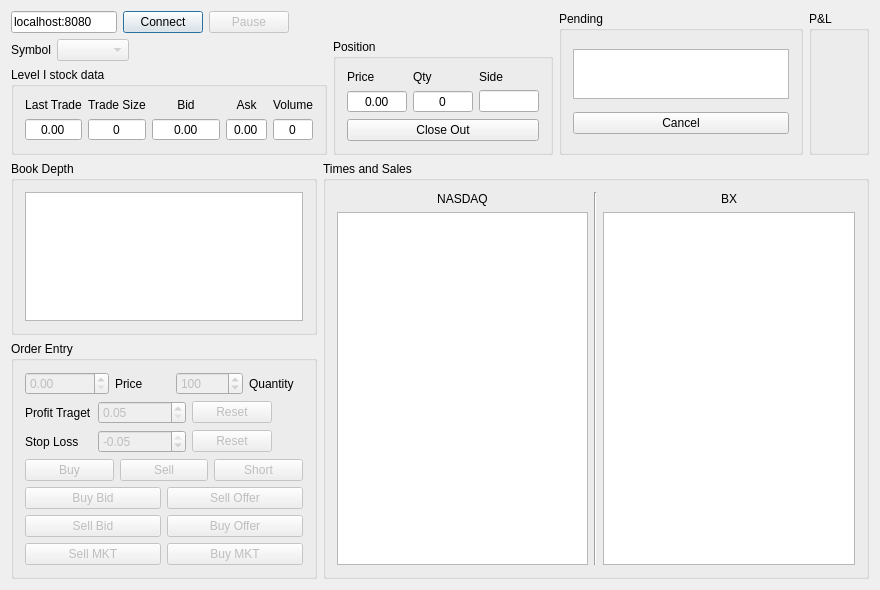
This is sources/Frontend/MainWindow.ui in alimogh/trdk as Qt 5 draws it before an edit. The edited form follows.
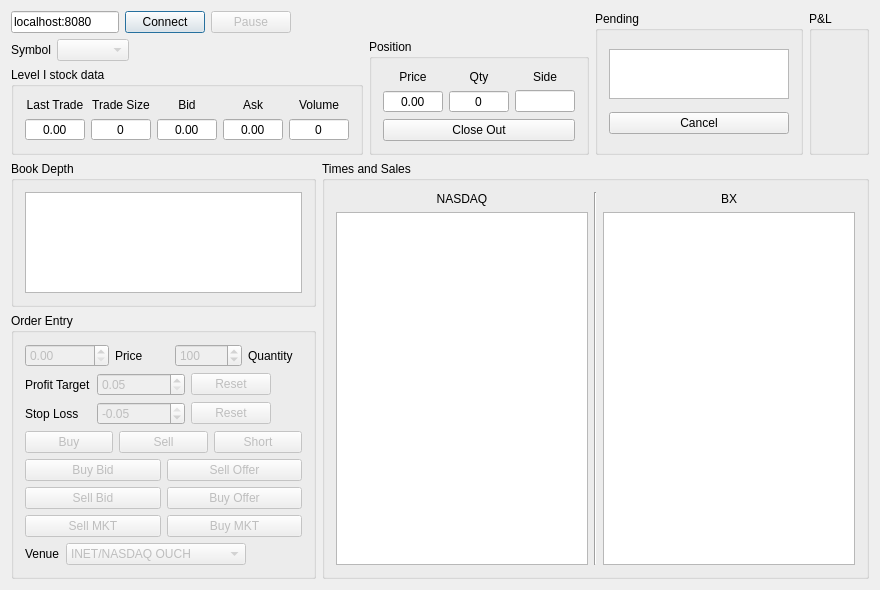
This is the edited form.

Commit message: Venue support in GUI and Gateway.

Diff of the .ui file:
```diff
--- a/sources/Frontend/MainWindow.ui
+++ b/sources/Frontend/MainWindow.ui
@@ -132,6 +132,12 @@
                    <verstretch>0</verstretch>
                   </sizepolicy>
                  </property>
+                 <property name="minimumSize">
+                  <size>
+                   <width>60</width>
+                   <height>0</height>
+                  </size>
+                 </property>
                  <property name="alignment">
                   <set>Qt::AlignCenter</set>
                  </property>
@@ -141,6 +147,12 @@
                  <property name="buttonSymbols">
                   <enum>QAbstractSpinBox::NoButtons</enum>
                  </property>
+                 <property name="maximum">
+                  <double>1000000000.000000000000000</double>
+                 </property>
+                 <property name="singleStep">
+                  <double>0.010000000000000</double>
+                 </property>
                 </widget>
                </item>
               </layout>
@@ -165,6 +177,12 @@
                    <verstretch>0</verstretch>
                   </sizepolicy>
                  </property>
+                 <property name="minimumSize">
+                  <size>
+                   <width>60</width>
+                   <height>0</height>
+                  </size>
+                 </property>
                  <property name="alignment">
                   <set>Qt::AlignCenter</set>
                  </property>
@@ -174,6 +192,9 @@
                  <property name="buttonSymbols">
                   <enum>QAbstractSpinBox::NoButtons</enum>
                  </property>
+                 <property name="maximum">
+                  <number>1000000000</number>
+                 </property>
                 </widget>
                </item>
               </layout>
@@ -198,6 +219,12 @@
                    <verstretch>0</verstretch>
                   </sizepolicy>
                  </property>
+                 <property name="minimumSize">
+                  <size>
+                   <width>60</width>
+                   <height>0</height>
+                  </size>
+                 </property>
                  <property name="alignment">
                   <set>Qt::AlignCenter</set>
                  </property>
@@ -237,6 +264,12 @@
                    <verstretch>0</verstretch>
                   </sizepolicy>
                  </property>
+                 <property name="minimumSize">
+                  <size>
+                   <width>60</width>
+                   <height>0</height>
+                  </size>
+                 </property>
                  <property name="alignment">
                   <set>Qt::AlignCenter</set>
                  </property>
@@ -246,6 +279,12 @@
                  <property name="buttonSymbols">
                   <enum>QAbstractSpinBox::NoButtons</enum>
                  </property>
+                 <property name="maximum">
+                  <double>1000000000.000000000000000</double>
+                 </property>
+                 <property name="singleStep">
+                  <double>0.010000000000000</double>
+                 </property>
                 </widget>
                </item>
               </layout>
@@ -270,6 +309,12 @@
                    <verstretch>0</verstretch>
                   </sizepolicy>
                  </property>
+                 <property name="minimumSize">
+                  <size>
+                   <width>60</width>
+                   <height>0</height>
+                  </size>
+                 </property>
                  <property name="alignment">
                   <set>Qt::AlignCenter</set>
                  </property>
@@ -279,6 +324,9 @@
                  <property name="buttonSymbols">
                   <enum>QAbstractSpinBox::NoButtons</enum>
                  </property>
+                 <property name="maximum">
+                  <number>1000000000</number>
+                 </property>
                 </widget>
                </item>
               </layout>
@@ -377,6 +425,9 @@
                <property name="text">
                 <string>Qty</string>
                </property>
+               <property name="alignment">
+                <set>Qt::AlignCenter</set>
+               </property>
               </widget>
              </item>
              <item row="1" column="0">
@@ -415,6 +466,9 @@
                <property name="text">
                 <string>Side</string>
                </property>
+               <property name="alignment">
+                <set>Qt::AlignCenter</set>
+               </property>
               </widget>
              </item>
              <item row="0" column="0">
@@ -422,6 +476,9 @@
                <property name="text">
                 <string>Price</string>
                </property>
+               <property name="alignment">
+                <set>Qt::AlignCenter</set>
+               </property>
               </widget>
              </item>
             </layout>
@@ -501,7 +558,7 @@
      </layout>
     </item>
     <item>
-     <layout class="QHBoxLayout" name="horizontalLayout_6">
+     <layout class="QHBoxLayout" name="horizontalLayout_10">
       <item>
        <layout class="QVBoxLayout" name="verticalLayout_5">
         <item>
@@ -603,7 +660,7 @@
              <item row="0" column="0">
               <widget class="QLabel" name="label_4">
                <property name="text">
-                <string>Profit Traget</string>
+                <string>Profit Target</string>
                </property>
               </widget>
              </item>
@@ -826,6 +883,118 @@
              </item>
             </layout>
            </item>
+           <item>
+            <layout class="QHBoxLayout" name="horizontalLayout_6">
+             <item>
+              <widget class="QLabel" name="label_9">
+               <property name="text">
+                <string>Venue</string>
+               </property>
+              </widget>
+             </item>
+             <item>
+              <widget class="QComboBox" name="venue">
+               <property name="enabled">
+                <bool>false</bool>
+               </property>
+               <property name="currentIndex">
+                <number>6</number>
+               </property>
+               <property name="maxVisibleItems">
+                <number>20</number>
+               </property>
+               <item>
+                <property name="text">
+                 <string>Arca</string>
+                </property>
+               </item>
+               <item>
+                <property name="text">
+                 <string>Bats with Pegging</string>
+                </property>
+               </item>
+               <item>
+                <property name="text">
+                 <string>Credit Suisse Cross Finder</string>
+                </property>
+               </item>
+               <item>
+                <property name="text">
+                 <string>SuperDot</string>
+                </property>
+               </item>
+               <item>
+                <property name="text">
+                 <string>EDGX</string>
+                </property>
+               </item>
+               <item>
+                <property name="text">
+                 <string>EDGA</string>
+                </property>
+               </item>
+               <item>
+                <property name="text">
+                 <string>INET/NASDAQ OUCH</string>
+                </property>
+               </item>
+               <item>
+                <property name="text">
+                 <string>Arca with Pegging</string>
+                </property>
+               </item>
+               <item>
+                <property name="text">
+                 <string>Boston OUCH/NASDAQ BX</string>
+                </property>
+               </item>
+               <item>
+                <property name="text">
+                 <string>BATS Y</string>
+                </property>
+               </item>
+               <item>
+                <property name="text">
+                 <string>Rash</string>
+                </property>
+               </item>
+               <item>
+                <property name="text">
+                 <string>BATS Z</string>
+                </property>
+               </item>
+               <item>
+                <property name="text">
+                 <string>SuperDot with DirectPlus</string>
+                </property>
+               </item>
+               <item>
+                <property name="text">
+                 <string>NYSE/AMEX Hidden</string>
+                </property>
+               </item>
+               <item>
+                <property name="text">
+                 <string>NYSE BBSS</string>
+                </property>
+               </item>
+              </widget>
+             </item>
+             <item>
+              <spacer name="horizontalSpacer_5">
+               <property name="orientation">
+                <enum>Qt::Horizontal</enum>
+               </property>
+               <property name="sizeHint" stdset="0">
+                <size>
+                 <width>40</width>
+                 <height>20</height>
+                </size>
+               </property>
+              </spacer>
+             </item>
+            </layout>
+           </item>
           </layout>
          </widget>
         </item>
```
Left out of the diff: 40 changed lines with no effect on the pictures. The commit also changes 7 other files.
